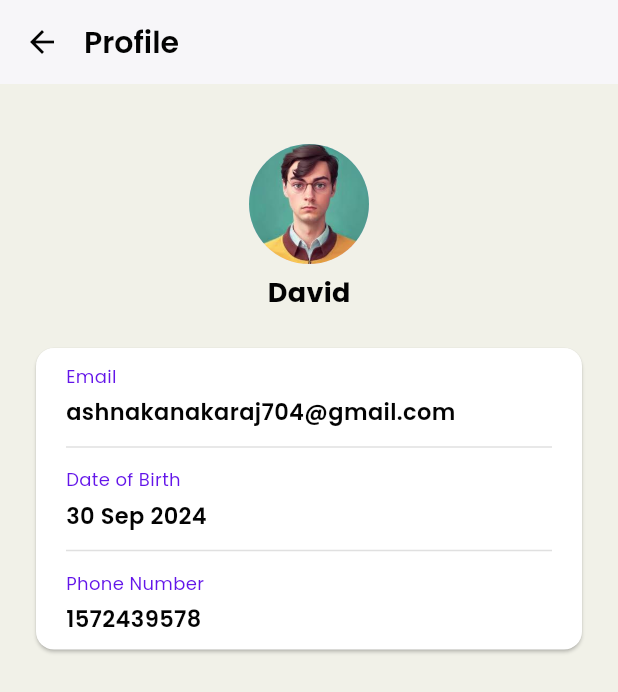
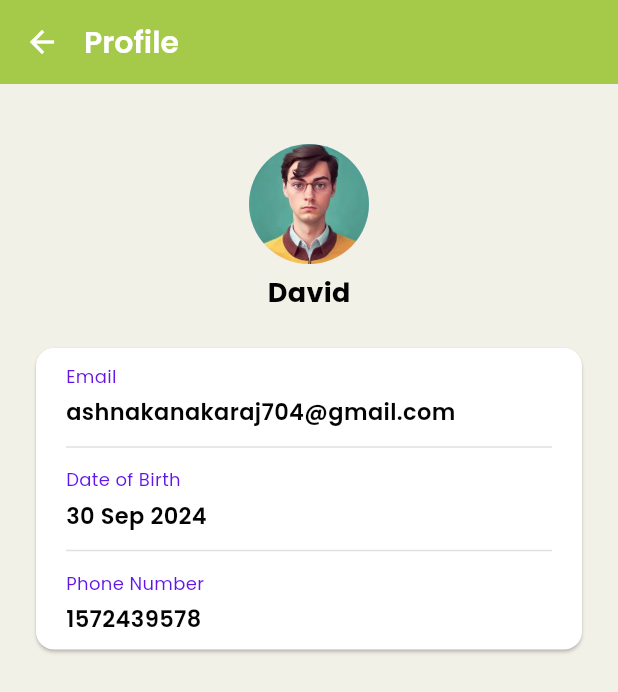
Before and after one commit to AshnaEP/ashna-tezda, a Flutter app: the ProfileScreen screen opened directly, on a phone screen of 412 x 824 dp. Shown: the top 692 px of the screen. Run offline on Flutter 3.47's test engine with Material 3 defaults, Android fonts, the phone set to English and light mode, and no system bars; our stand-ins replace flutter_rating_bar; network calls fail.

Commit message:
added navigation

```diff
--- a/lib/feature/auth/sign_in_screen.dart
+++ b/lib/feature/auth/sign_in_screen.dart
@@ -1,4 +1,5 @@
 import 'package:flutter/material.dart';
+import 'package:task/feature/product/product_list_screen.dart';
 import 'package:task/styles/colors.dart';
 
 import '../../styles/text_styles.dart';
@@ -56,7 +57,9 @@ class _SignInScreenState extends State<SignInScreen> {
     }
   }
 
-  void onLogin() async{}
+  void onLogin() async{
+    Navigator.pushReplacement(context, MaterialPageRoute(builder: (_) => const ProductListScreen()));
+  }
 
   @override
   Widget build(BuildContext context) {
--- a/lib/feature/auth/sign_up_screen.dart
+++ b/lib/feature/auth/sign_up_screen.dart
@@ -2,6 +2,7 @@ import 'package:flutter/material.dart';
 
 import '../../styles/colors.dart';
 import '../../styles/text_styles.dart';
+import '../product/product_list_screen.dart';
 import '../widget/common_button.dart';
 import '../widget/text_field.dart';
 
@@ -114,6 +115,7 @@ class _SignUpScreenState extends State<SignUpScreen> {
     final isValidPassword = validatePassword(passwordController.text);
     final isValidConfirmPassword = validateConfirmPassword(confirmPasswordController.text);
     final isValidPhoneNumber = validatePhoneNumber(nameController.text);
+    Navigator.pushReplacement(context, MaterialPageRoute(builder: (_) => const ProductListScreen()));
   }
 
   @override
--- a/lib/feature/user/profile_screen.dart
+++ b/lib/feature/user/profile_screen.dart
@@ -18,14 +18,14 @@ class _ProfileScreenState extends State<ProfileScreen> {
           backgroundColor: backGroundColor,
           appBar: AppBar(
             elevation: 1,
-            backgroundColor: whiteColor,
+            backgroundColor: greenButtonColor,
             leading: InkWell(
               onTap: (){
                 Navigator.pop(context);
               },
               child: const Icon(
                 Icons.arrow_back,
-                color: blackColor,
+                color: whiteColor,
               ),
             ),
             titleSpacing: 0,
--- a/lib/main.dart
+++ b/lib/main.dart
@@ -19,7 +19,7 @@ class MyApp extends StatelessWidget {
         colorScheme: ColorScheme.fromSeed(seedColor: Colors.deepPurple),
         useMaterial3: true,
       ),
-      home: const ProfileScreen(),
+      home: const SignInTab(),
     );
   }
 }
--- a/lib/styles/text_styles.dart
+++ b/lib/styles/text_styles.dart
@@ -87,7 +87,7 @@ TextStyle signUpOptionTextStyle = const TextStyle(
 
 TextStyle appBarTitleTextStyle = const TextStyle(
   fontFamily: _secondaryFont,
-  color: blackColor,
+  color: whiteColor,
   fontSize: 20,
 );
 
```
Also changed, not shown: lib/feature/product/product_list_screen.dart (+21 -4 lines).
